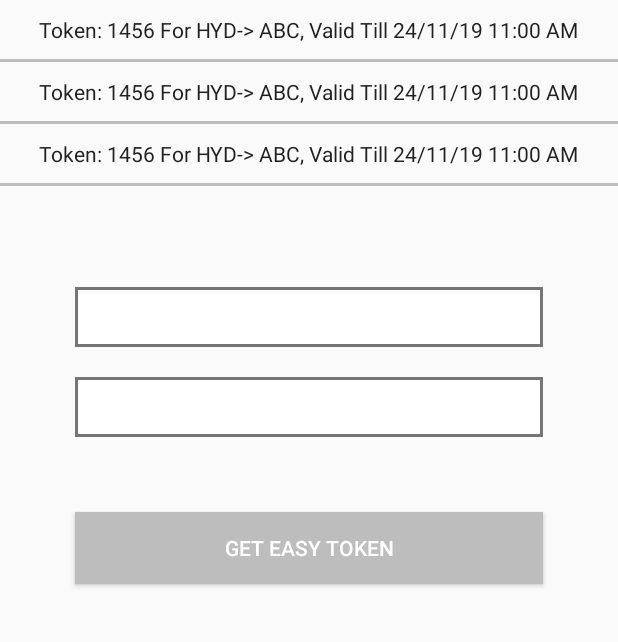
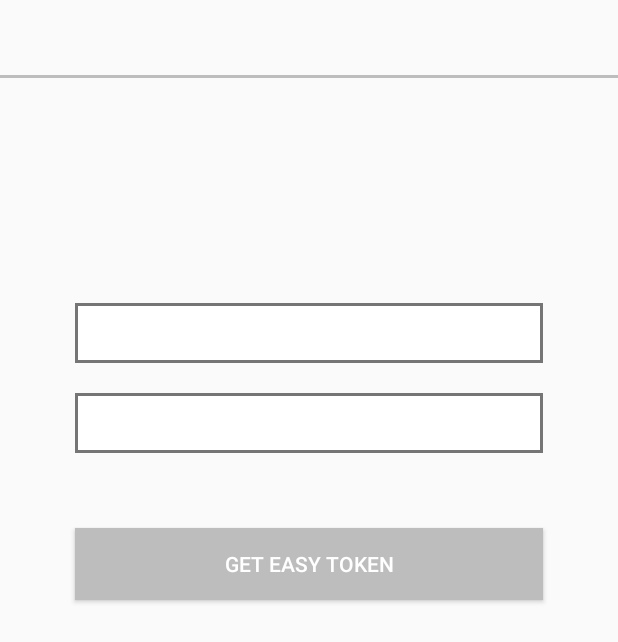
Before and after one commit to Easycommute/EaCeWithMetro, an Android app: the layout fragment_ride.xml on its own in the app's theme, with its tools: preview values and no code run, on a phone screen of 412 x 824 dp. Shown: the top 642 px of the screen. Run offline under Robolectric (Android 15) with nearby library versions, the phone set to English and light mode, and no system bars.

Commit message:
1. refresh wallet fragment when transaction completed 2. modifications in ride screen for token

```diff
--- a/app/src/main/java/easycommute/EaCeWithMetro/api/EasyCommuteService.java
+++ b/app/src/main/java/easycommute/EaCeWithMetro/api/EasyCommuteService.java
@@ -7,9 +7,11 @@ import easycommute.EaCeWithMetro.models.BookingReq;
 import easycommute.EaCeWithMetro.models.City;
 import easycommute.EaCeWithMetro.models.CityReq;
 import easycommute.EaCeWithMetro.models.Commuter;
+import easycommute.EaCeWithMetro.models.ride_screen.GenerateTokenModel;
 import easycommute.EaCeWithMetro.models.PaymentApiResponse;
 import easycommute.EaCeWithMetro.models.RazorpayDTO;
 import easycommute.EaCeWithMetro.models.RideReq;
+import easycommute.EaCeWithMetro.models.ride_screen.GenerateTokenResponse;
 import easycommute.EaCeWithMetro.models.ride_screen.RideModel;
 import easycommute.EaCeWithMetro.models.wallet_model.WalletModel;
 import retrofit.http.Body;
@@ -59,4 +61,7 @@ public interface EasyCommuteService {
     @POST("/transaction/razorpayment/update")
     Observable<PaymentApiResponse> updatePaymentTransR(@Body RazorpayDTO razorpayDTO);
 
+    @POST("/transaction/generateToken")
+    Observable<GenerateTokenResponse> getEasyToken(@Body GenerateTokenModel generateTokenModel);
+
 }
--- a/app/src/main/res/layout/fragment_ride.xml
+++ b/app/src/main/res/layout/fragment_ride.xml
@@ -12,10 +12,11 @@
     <TextView
         android:id="@+id/title_label"
         android:layout_width="wrap_content"
+        android:gravity="center"
+        android:layout_margin="15dp"
         android:layout_height="wrap_content"
         android:layout_centerHorizontal="true"
         android:layout_marginTop="10dp"
-        android:text="Token: 1456 For HYD-> ABC, Valid Till 24/11/19 11:00 AM"
         android:textColor="@color/black" />
 
 
@@ -23,47 +24,8 @@
         android:layout_width="match_parent"
         android:layout_below="@+id/title_label"
         android:id="@+id/view1"
-        android:layout_marginTop="10dp"
         android:background="@color/divider"
         android:layout_height="2sp"/>
-
-        <TextView
-            android:id="@+id/title_label1"
-            android:layout_width="wrap_content"
-            android:layout_height="wrap_content"
-            android:layout_below="@+id/view1"
-            android:layout_centerHorizontal="true"
-            android:layout_marginTop="10dp"
-            android:text="Token: 1456 For HYD-> ABC, Valid Till 24/11/19 11:00 AM"
-            android:textColor="@color/black" />
-
-
-        <View
-            android:layout_width="match_parent"
-            android:layout_below="@+id/title_label1"
-            android:id="@+id/view2"
-            android:layout_marginTop="10dp"
-            android:background="@color/divider"
-            android:layout_height="2sp"/>
-
-        <TextView
-            android:id="@+id/title_label2"
-            android:layout_width="wrap_content"
-            android:layout_height="wrap_content"
-            android:layout_below="@+id/view2"
-            android:layout_centerHorizontal="true"
-            android:layout_marginTop="10dp"
-            android:text="Token: 1456 For HYD-> ABC, Valid Till 24/11/19 11:00 AM"
-            android:textColor="@color/black" />
-
-
-        <View
-            android:layout_width="match_parent"
-            android:layout_below="@+id/title_label2"
-            android:id="@+id/view3"
-            android:layout_marginTop="10dp"
-            android:background="@color/divider"
-            android:layout_height="2sp"/>
 
         <RelativeLayout
             android:id="@+id/rlSpinner"
```
Also changed, not shown: app/src/main/java/easycommute/EaCeWithMetro/fragments/RideFragment.java (+48 -22 lines), app/src/main/java/easycommute/EaCeWithMetro/fragments/Wallet.java (deleted, +0 -129 lines), app/src/main/java/easycommute/EaCeWithMetro/fragments/WalletFragment.java (+19 -11 lines), app/src/main/java/easycommute/EaCeWithMetro/models/ride_screen/GenerateTokenModel.java (added, +19 -0 lines), app/src/main/java/easycommute/EaCeWithMetro/models/ride_screen/GenerateTokenResponse.java (added, +25 -0 lines), app/src/main/java/easycommute/EaCeWithMetro/models/ride_screen/TokenResponse.java (added, +30 -0 lines).
